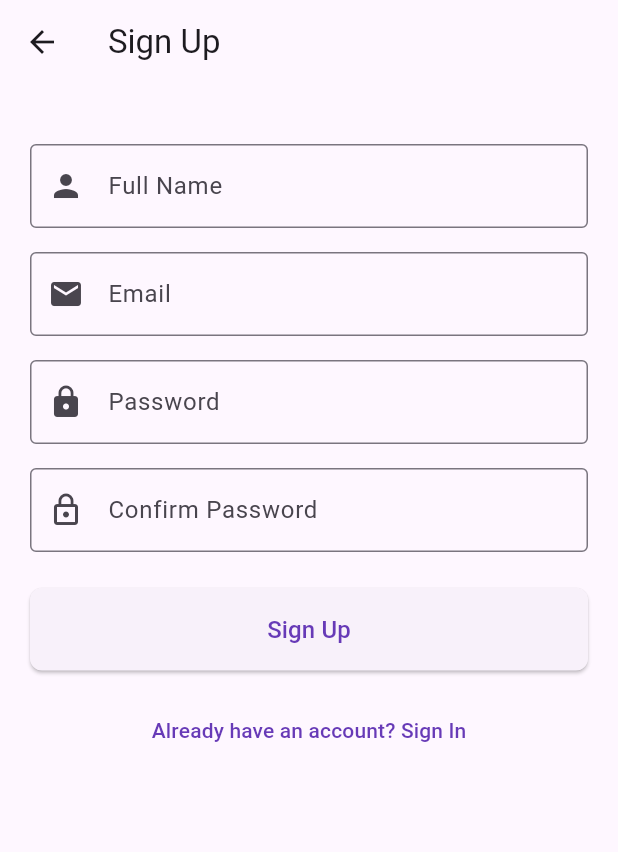
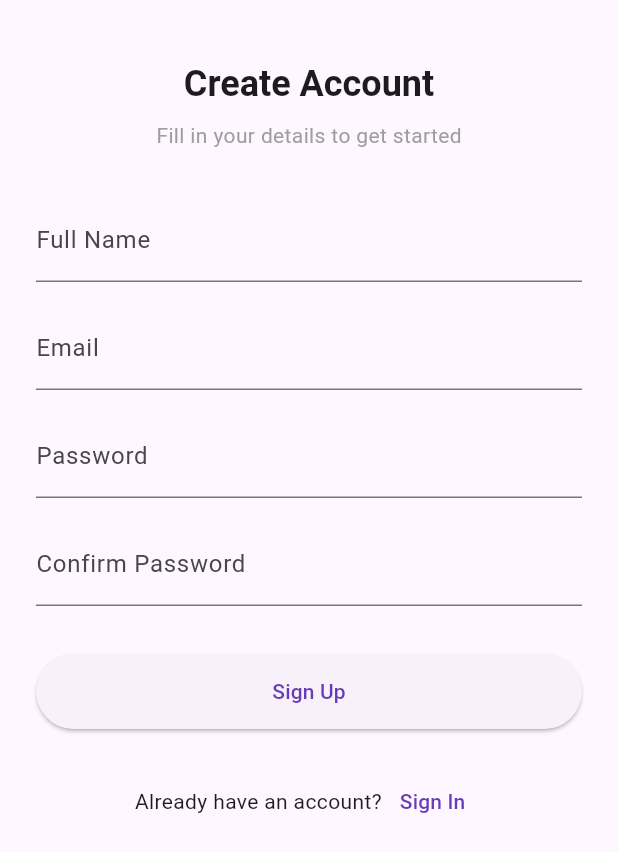
Before and after one commit to 919Umesh/medGo, a Flutter app: the SignupScreen screen opened directly, on a phone screen of 412 x 824 dp. Shown: the top 852 px of the screen. Run offline on Flutter 3.47's test engine with Material 3 defaults, Android fonts, the light colour scheme and no system bars; drawn by our look-alikes of oktoast; our stand-ins replace bloc, connectivity_plus, equatable, flutter_bloc, flutter_secure_storage, flutter_svg and 10 more; missing offline and left inert: drop_down_list, nepali_date_picker, nepali_utils; accounts and stored records are empty.

Commit message:
SignUp Clean

```diff
--- a/lib/src/auth/ui/signup_screen.dart
+++ b/lib/src/auth/ui/signup_screen.dart
@@ -29,9 +29,6 @@ class _SignupScreenState extends State<SignupScreen> {
   @override
   Widget build(BuildContext context) {
     return Scaffold(
-      appBar: AppBar(
-        title: const Text('Sign Up'),
-      ),
       body: BlocListener<AuthBloc, AuthState>(
         listener: (context, state) {
           if (state is AuthError) {
@@ -46,20 +43,35 @@ class _SignupScreenState extends State<SignupScreen> {
             Fluttertoast.showToast(msg: 'Success');
           }
         },
+        child: SafeArea(
           child: SingleChildScrollView(
-          padding: const EdgeInsets.all(20),
-          child: Form(
+            padding: const EdgeInsets.symmetric(horizontal: 24),
+            child: Column(
+              children: [
+                const SizedBox(height: 40),
+                Text(
+                  'Create Account',
+                  style: Theme.of(context).textTheme.headlineSmall?.copyWith(
+                        fontWeight: FontWeight.bold,
+                      ),
+                ),
+                const SizedBox(height: 8),
+                Text(
+                  'Fill in your details to get started',
+                  style: Theme.of(context).textTheme.bodyMedium?.copyWith(
+                        color: Colors.grey,
+                      ),
+                ),
+                const SizedBox(height: 32),
+                Form(
                   key: _formKey,
                   child: Column(
-              crossAxisAlignment: CrossAxisAlignment.stretch,
                     children: [
-                const SizedBox(height: 20),
                       TextFormField(
                         controller: _fullNameController,
                         decoration: const InputDecoration(
                           labelText: 'Full Name',
-                    prefixIcon: Icon(Icons.person),
-                    border: OutlineInputBorder(),
+                          floatingLabelBehavior: FloatingLabelBehavior.auto,
                         ),
                         validator: (value) {
                           if (value == null || value.isEmpty) {
@@ -73,8 +85,7 @@ class _SignupScreenState extends State<SignupScreen> {
                         controller: _emailController,
                         decoration: const InputDecoration(
                           labelText: 'Email',
-                    prefixIcon: Icon(Icons.email),
-                    border: OutlineInputBorder(),
+                          floatingLabelBehavior: FloatingLabelBehavior.auto,
                         ),
                         keyboardType: TextInputType.emailAddress,
                         validator: (value) {
@@ -93,8 +104,7 @@ class _SignupScreenState extends State<SignupScreen> {
                         controller: _passwordController,
                         decoration: const InputDecoration(
                           labelText: 'Password',
-                    prefixIcon: Icon(Icons.lock),
-                    border: OutlineInputBorder(),
+                          floatingLabelBehavior: FloatingLabelBehavior.auto,
                         ),
                         obscureText: true,
                         validator: (value) {
@@ -112,8 +122,7 @@ class _SignupScreenState extends State<SignupScreen> {
                         controller: _confirmPasswordController,
                         decoration: const InputDecoration(
                           labelText: 'Confirm Password',
-                    prefixIcon: Icon(Icons.lock_outline),
-                    border: OutlineInputBorder(),
+                          floatingLabelBehavior: FloatingLabelBehavior.auto,
                         ),
                         obscureText: true,
                         validator: (value) {
@@ -123,43 +132,47 @@ class _SignupScreenState extends State<SignupScreen> {
                           return null;
                         },
                       ),
-                const SizedBox(height: 24),
+                      const SizedBox(height: 32),
                       BlocBuilder<AuthBloc, AuthState>(
                         builder: (context, state) {
                           if (state is AuthLoading) {
-                      return const Center(child: CircularProgressIndicator());
+                            return const CircularProgressIndicator();
                           }
-                    return ElevatedButton(
-                      style: ElevatedButton.styleFrom(
-                        padding: const EdgeInsets.symmetric(vertical: 16),
-                        shape: RoundedRectangleBorder(
-                          borderRadius: BorderRadius.circular(8),
-                        ),
-                      ),
+                          return SizedBox(
+                            width: double.infinity,
+                            height: 50,
+                            child: ElevatedButton(
                               onPressed: () {
                                 if (_formKey.currentState!.validate()) {
                                   context.read<AuthBloc>().add(
                                         SignUp(
                                           email: _emailController.text.trim(),
-                                  password: _passwordController.text.trim(),
-                                  fullName: _fullNameController.text.trim(),
+                                          password:
+                                              _passwordController.text.trim(),
+                                          fullName:
+                                              _fullNameController.text.trim(),
                                         ),
                                       );
                                 }
                               },
-                      child: const Text(
-                        'Sign Up',
-                        style: TextStyle(fontSize: 16),
+                              child: const Text('Sign Up'),
                             ),
                           );
                         },
                       ),
-                const SizedBox(height: 16),
+                    ],
+                  ),
+                ),
+                const SizedBox(height: 24),
+                Row(
+                  mainAxisAlignment: MainAxisAlignment.center,
+                  children: [
+                    const Text('Already have an account?'),
                     TextButton(
-                  onPressed: () {
-                    Navigator.of(context).pop(); // Go back to login screen
-                  },
-                  child: const Text('Already have an account? Sign In'),
+                      onPressed: () => Navigator.pop(context),
+                      child: const Text('Sign In'),
+                    ),
+                  ],
                 ),
               ],
             ),
```
Lines whose indentation alone changed are shown as unchanged.
